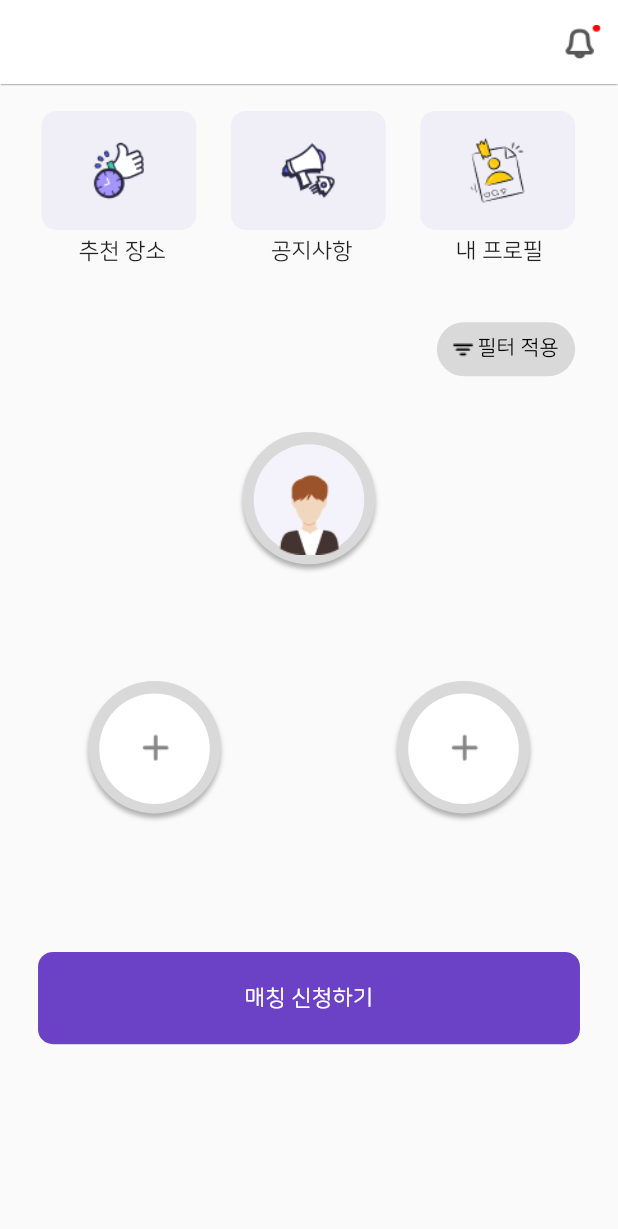
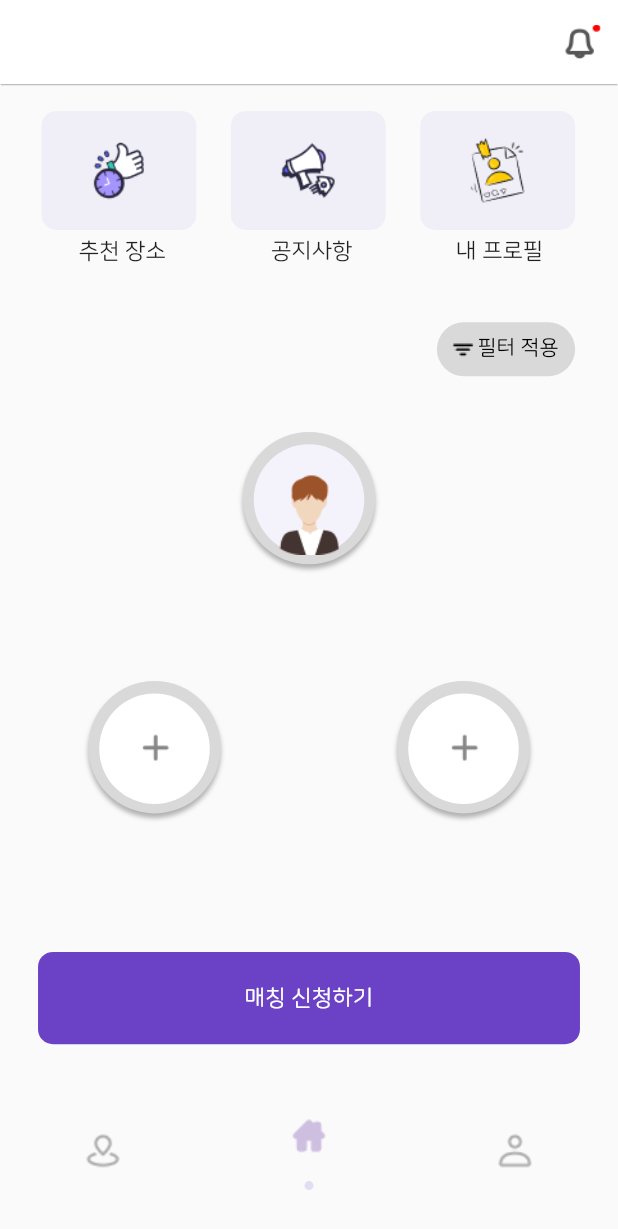
Before and after one commit to hunsy9/Ting-Front-Flutter, a Flutter app: the screen it shows after launch, on a phone screen of 412 x 824 dp. Shown: the top 1229 px of the screen. Run offline on Flutter 3.47's test engine with Material 2 defaults, Android fonts, the phone set to English and light mode, and no system bars; our stand-ins replace bubble, connectivity_plus, flutter_screenutil, lottie, page_transition, pull_to_refresh; missing offline and left inert: kakao_flutter_sdk, kakao_flutter_sdk_common; network calls fail.

Commit message:
<feat> 네비게이션 탭바 기능 추가
-로그인 이후 네비게이터 탭바 클래스로 이동
-커스텀 애니메이션 구현
-커스텀 인디케이터 구현
*TODO 스와이프와 onTap 사이의 시간 차 해결

```diff
--- a/lib/named_routing/config.dart
+++ b/lib/named_routing/config.dart
@@ -9,3 +9,4 @@ const String MyProfileViewRoute = '/myprofile';
 const String SettingViewRoute = '/setting';
 const String InvitationNotificationViewRoute = '/alarm';
 const String TestAuthViewRoute = '/testAuth';
+const String NavigatorViewRoute = '/navigatorView';
--- a/lib/named_routing/router.dart
+++ b/lib/named_routing/router.dart
@@ -1,4 +1,5 @@
 import 'package:flutter/material.dart';
+import 'package:ting_flutter/screens/navigatorBarScaffold/navigatorBarScaffold.dart';
 import './config.dart';
 import 'package:page_transition/page_transition.dart';
 
@@ -26,6 +27,8 @@ Route<dynamic> generateRoute(RouteSettings settings) {
           child: const AdditionalAuthScreen(), type: PageTransitionType.fade);
     case HomeViewRoute:
       return PageTransition(child: const Home(), type: PageTransitionType.fade);
+    case NavigatorViewRoute:
+      return PageTransition(child: const NavigatorBarScaffold(), type: PageTransitionType.fade);
     case RecommendedPlaceViewRoute:
       return MaterialPageRoute(
           builder: (context) => const RecommendedPlaceScreen());
--- a/lib/screens/home/home.dart
+++ b/lib/screens/home/home.dart
@@ -32,11 +32,8 @@ class _HomeState extends State<Home> {
   Widget build(BuildContext context) {
     return Scaffold(
         appBar: homeAppBar("",context),
-        body: RefreshIndicator(
-          onRefresh: () => requestNew(),
-          child: Column(
+        body: Column(
           children: [
-
             Container(
               width: 446.w,
               height: 1.h,
@@ -202,7 +199,6 @@ class _HomeState extends State<Home> {
               ),
             )
           ],
-          ),
         ));
   }
 }
--- a/lib/screens/kakaoLogin/KakaoLogic.dart
+++ b/lib/screens/kakaoLogin/KakaoLogic.dart
@@ -41,7 +41,7 @@ void kakaoLogic(context) async {
         User user = await UserApi.instance.me();
         http.Response response = await isSignedUp(user.id.toString());
         (response.body == "true")
-            ? Navigator.pushNamed(context, HomeViewRoute)
+            ? Navigator.pushNamed(context, NavigatorViewRoute)
             : Navigator.pushNamed(context, AdditionalAuthViewRoute);
         print('\n회원번호: ${user.id}'
             '\n이메일: ${user.kakaoAccount?.email}'
--- a/lib/screens/kakaoLogin/additionalAuth/additionalAuth.dart
+++ b/lib/screens/kakaoLogin/additionalAuth/additionalAuth.dart
@@ -790,7 +790,7 @@ class _AdditionalAuthScreenState extends State<AdditionalAuthScreen>
             Lottie.asset('assets/images/loading.json'),
             SizedBox(height: 60.h,),
             ElevatedButton(onPressed: () => {
-            Navigator.pushNamed(context, HomeViewRoute)
+            Navigator.pushNamed(context, NavigatorViewRoute)
             }, style: ElevatedButton.styleFrom(
               shape: RoundedRectangleBorder(
                 borderRadius: BorderRadius.circular(10)
--- /dev/null
+++ b/lib/screens/navigatorBarScaffold/indicator.dart
@@ -0,0 +1,30 @@
+import 'package:flutter/cupertino.dart';
+import 'package:flutter/painting.dart';
+
+class CircleTabIndicator extends Decoration {
+  final BoxPainter _painter;
+
+
+  CircleTabIndicator({required Color color, required double radius})
+      : _painter = _CirclePainter(color, radius);
+
+  @override
+  BoxPainter createBoxPainter([VoidCallback? onChanged]) => _painter;
+}
+
+class _CirclePainter extends BoxPainter {
+  final Paint _paint;
+  final double radius;
+
+  _CirclePainter(Color color, this.radius)
+      : _paint = Paint()
+    ..color = color
+    ..isAntiAlias = true;
+
+  @override
+  void paint(Canvas canvas, Offset offset, ImageConfiguration cfg) {
+    final Offset circleOffset =
+        offset + Offset(cfg.size!.width / 2, cfg.size!.height - radius - 5);
+    canvas.drawCircle(circleOffset, radius, _paint);
+  }
+}
--- /dev/null
+++ b/lib/screens/navigatorBarScaffold/navigatorBarScaffold.dart
@@ -0,0 +1,85 @@
+import 'package:flutter/material.dart';
+import 'package:flutter_screenutil/flutter_screenutil.dart';
+import 'package:ting_flutter/screens/home/home.dart';
+import 'package:ting_flutter/screens/myprofile/myprofile.dart';
+import 'package:ting_flutter/screens/navigatorBarScaffold/tab.dart';
+import 'package:ting_flutter/screens/recommendedPlace/recommendedPlace.dart';
+import './indicator.dart';
+
+class NavigatorBarScaffold extends StatefulWidget {
+  const NavigatorBarScaffold({Key? key}) : super(key: key);
+
+  @override
+  _NavigatorBarScaffoldState createState() => _NavigatorBarScaffoldState();
+}
+
+class _NavigatorBarScaffoldState extends State<NavigatorBarScaffold> with SingleTickerProviderStateMixin {
+  late TabController _tabController;
+  List<bool> _trigger = [false, true, false];
+  int lastIndex = 1;
+  late int tabindex;
+
+  @override
+  void initState() {
+    _tabController = TabController(vsync: this, length: 3,initialIndex: 1)..addListener(() {
+      setState(() {
+        tabindex = _tabController.index;
+      });
+      if (lastIndex != tabindex) {
+        _trigger[lastIndex] = !_trigger[lastIndex];
+        _trigger[tabindex] = !_trigger[tabindex];
+        lastIndex = tabindex;
+      }
+    });
+    super.initState();
+  }
+
+  @override
+  void dispose(){
+    super.dispose();
+  }
+
+  @override
+  Widget build(BuildContext context) {
+    return Scaffold(
+        bottomNavigationBar: Theme(
+          data: ThemeData(
+            highlightColor: Colors.transparent,
+            splashColor: Colors.transparent,
+          ),
+          child: TabBar(
+            controller: _tabController,
+            onTap: (index) => {
+              setState(() {
+                // if (lastIndex != index) {
+                //   _trigger[lastIndex] = !_trigger[lastIndex];
+                //   _trigger[index] = !_trigger[index];
+                //   lastIndex = index;
+                // }
+              })
+            },
+            indicator:
+                CircleTabIndicator(color: Color(0xffe1def4), radius: 3),
+            indicatorPadding: EdgeInsetsDirectional.only(bottom: 30.h),
+            tabs: [
+              TabContainer(_trigger[0], 'assets/images/recommendedPlace.png',
+                  'assets/images/recommendPlace_after.png'),
+              TabContainer(_trigger[1], 'assets/images/myhome.png',
+                  'assets/images/myhome_after.png'),
+              TabContainer(_trigger[2], 'assets/images/myprofile.png',
+                  'assets/images/myprofile_after.png')
+            ],
+          ),
+        ),
+        body: TabBarView(
+          physics: BouncingScrollPhysics(),
+          controller: _tabController,
+
+          children: <Widget>[
+            RecommendedPlaceScreen(),
+            Home(),
+            MyProfileScreen()
+          ],
+        ));
+  }
+}
--- /dev/null
+++ b/lib/screens/navigatorBarScaffold/tab.dart
@@ -0,0 +1,28 @@
+import 'package:flutter/cupertino.dart';
+import 'package:flutter/material.dart';
+import 'package:flutter_screenutil/flutter_screenutil.dart';
+
+Widget TabContainer(bool trigger, String originalImage, String afterImage ){
+
+  bool _trigger = trigger;
+
+  return Container(
+    height: 90.h,
+    child: Tab(
+        icon: Column(
+          children: [
+            AnimatedPadding(
+              child: _trigger?Image.asset(afterImage) : Image.asset(originalImage),
+              padding: _trigger
+                  ? EdgeInsets.only(bottom: 20.h)
+                  : EdgeInsets.symmetric(horizontal: 30.0, vertical: 10.0),
+              duration: Duration(milliseconds: 300),
+              curve: Curves.easeIn,
+            ),
+            SizedBox(
+              height: 40.h,
+            )
+          ],
+        )),
+  );
+}
--- a/lib/splash_screen.dart
+++ b/lib/splash_screen.dart
@@ -4,6 +4,7 @@ import 'package:flutter/material.dart';
 import 'package:flutter_screenutil/flutter_screenutil.dart';
 import 'package:kakao_flutter_sdk/kakao_flutter_sdk.dart';
 import 'package:http/http.dart' as http;
+import 'package:ting_flutter/named_routing/config.dart';
 
 class SplashScreen extends StatefulWidget {
   const SplashScreen({Key? key}) : super(key: key);
@@ -25,7 +26,7 @@ class _SplashScreenState extends State<SplashScreen> {
         return;
     }
     Future.delayed(const Duration(seconds: 3), ()async{
-      Navigator.pushNamed(context, '/home');
+      Navigator.pushNamed(context, NavigatorViewRoute);
       var url = 'http://localhost:8080/api/v1/user/signin/2222';
       final response = await http.get(Uri.parse(url));
       print('Response status: ${response.statusCode}');
```
Also changed, not shown: assets/images/circleIcon.png (added), assets/images/myhome.png (added), assets/images/myhome_after.png (added), assets/images/myprofile.png (added), assets/images/myprofile_after.png (added), assets/images/recommendPlace_after.png (added), assets/images/recommendedPlace.png (added). Lines whose indentation alone changed are shown as unchanged.
